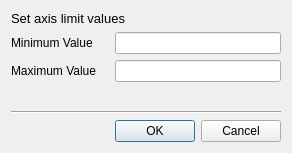
First picture: the form in ui/axis_scale_dialog.ui, repository SchrodingersGat/lumberjack, before the edit.
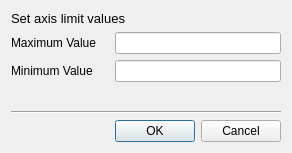
Second picture: the form after the edit.

The edit to the form file:
```diff
--- a/ui/axis_scale_dialog.ui
+++ b/ui/axis_scale_dialog.ui
@@ -78,14 +78,14 @@
    <item row="3" column="0">
     <widget class="QLabel" name="label_2">
      <property name="text">
-      <string>Maximum Value</string>
+      <string>Minimum Value</string>
      </property>
     </widget>
    </item>
    <item row="2" column="0">
     <widget class="QLabel" name="label">
      <property name="text">
-      <string>Minimum Value</string>
+      <string>Maximum Value</string>
      </property>
     </widget>
    </item>
```
